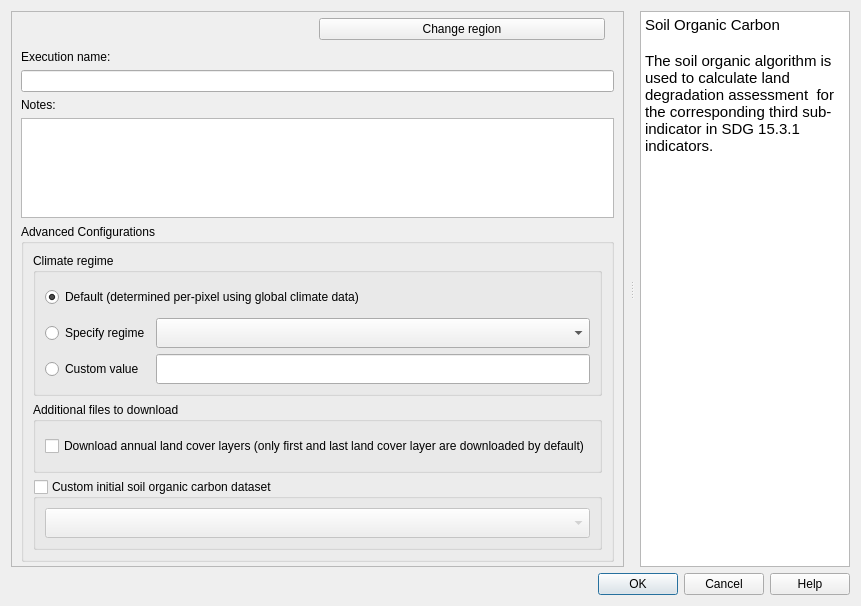
Old version of the form LDMP/gui/DlgCalculateSOC.ui in the repository ConservationInternational/trends.earth.
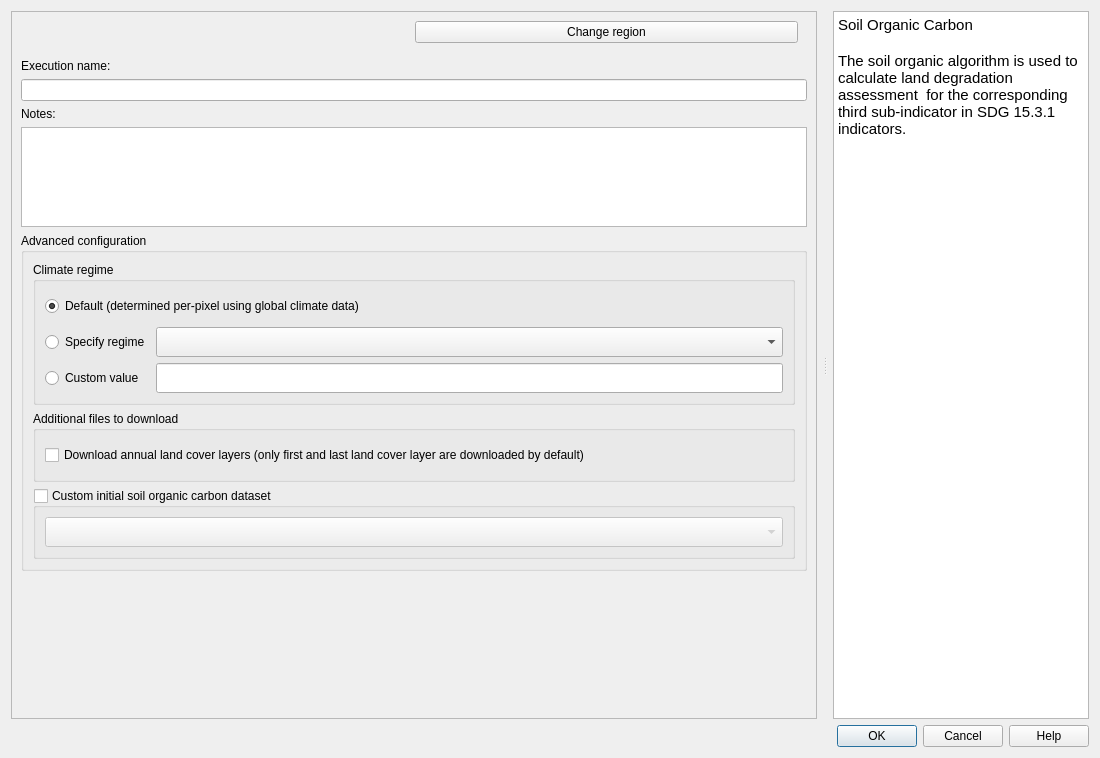
New version of the form. Custom widgets are drawn as their Qt base class.

Commit message: added scroll area in all algorithm execution dialogs

Diff of the .ui file:
```diff
--- a/LDMP/gui/DlgCalculateSOC.ui
+++ b/LDMP/gui/DlgCalculateSOC.ui
@@ -6,8 +6,8 @@
    <rect>
     <x>0</x>
     <y>0</y>
-    <width>861</width>
-    <height>446</height>
+    <width>1100</width>
+    <height>758</height>
    </rect>
   </property>
   <property name="sizePolicy">
@@ -36,34 +36,42 @@
        </sizepolicy>
       </property>
       <property name="frameShape">
-       <enum>QFrame::StyledPanel</enum>
+       <enum>QFrame::NoFrame</enum>
       </property>
       <property name="frameShadow">
        <enum>QFrame::Raised</enum>
       </property>
       <layout class="QVBoxLayout" name="verticalLayout_3">
        <property name="leftMargin">
-        <number>9</number>
+        <number>0</number>
        </property>
        <property name="topMargin">
         <number>0</number>
        </property>
        <property name="rightMargin">
-        <number>9</number>
+        <number>0</number>
        </property>
        <property name="bottomMargin">
-        <number>4</number>
+        <number>0</number>
        </property>
        <item>
-        <widget class="QFrame" name="setup_frame">
-         <property name="frameShape">
-          <enum>QFrame::NoFrame</enum>
+        <widget class="QScrollArea" name="scrollArea">
+         <property name="horizontalScrollBarPolicy">
+          <enum>Qt::ScrollBarAlwaysOff</enum>
          </property>
-         <property name="frameShadow">
-          <enum>QFrame::Raised</enum>
+         <property name="widgetResizable">
+          <bool>true</bool>
          </property>
-        </widget>
-       </item>
+         <widget class="QWidget" name="scrollAreaWidgetContents">
+          <property name="geometry">
+           <rect>
+            <x>0</x>
+            <y>0</y>
+            <width>808</width>
+            <height>707</height>
+           </rect>
+          </property>
+          <layout class="QVBoxLayout" name="verticalLayout_5">
        <item>
         <layout class="QHBoxLayout" name="horizontalLayout">
          <property name="leftMargin">
@@ -100,6 +108,16 @@
          </item>
         </layout>
        </item>
+           <item>
+            <widget class="QFrame" name="setup_frame">
+             <property name="frameShape">
+              <enum>QFrame::NoFrame</enum>
+             </property>
+             <property name="frameShadow">
+              <enum>QFrame::Raised</enum>
+             </property>
+            </widget>
+           </item>
        <item>
         <widget class="QLabel" name="execution_name_la">
          <property name="text">
@@ -142,7 +160,7 @@
        <item>
         <widget class="QgsCollapsibleGroupBox" name="advance_configurations">
          <property name="title">
-          <string>Advanced Configurations</string>
+              <string>Advanced configuration</string>
          </property>
          <property name="collapsed">
           <bool>true</bool>
@@ -341,10 +359,14 @@
          <property name="sizeHint" stdset="0">
           <size>
            <width>20</width>
-           <height>40</height>
+               <height>427</height>
           </size>
          </property>
         </spacer>
+           </item>
+          </layout>
+         </widget>
+        </widget>
        </item>
       </layout>
      </widget>
```
Lines whose indentation alone changed are shown as unchanged. The commit also changes 12 other files.
